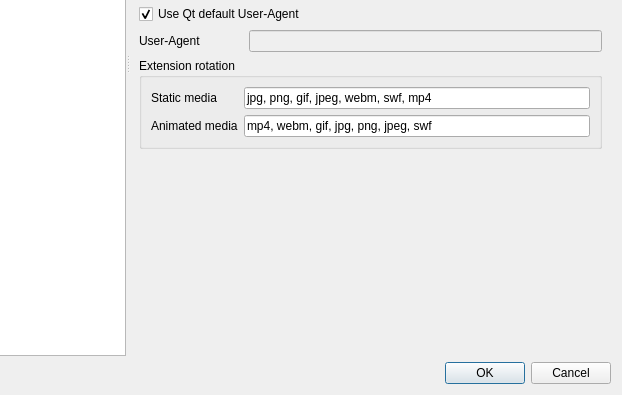
The window that src/gui/src/settings/options-window.ui (Bionus/imgbrd-grabber) describes before a commit, drawn with Qt 5; both pictures show x 129 to 751 and y 241 to 636 of the 751 by 636 pixel window.
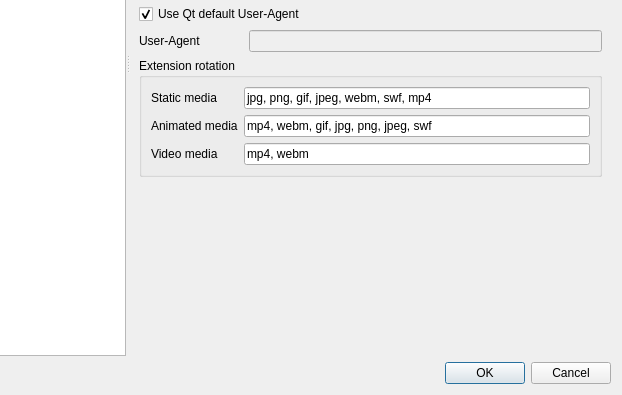
The same window after the commit. The open tabs and pages were chosen to show the change. Icons and pictures are not drawn.

Commit message: feat: add dedicator video extension rotation (#3727)

Patch:
```diff
--- a/src/gui/src/settings/options-window.ui
+++ b/src/gui/src/settings/options-window.ui
@@ -690,6 +690,20 @@
              </property>
             </widget>
            </item>
+           <item row="2" column="0">
+            <widget class="QLabel" name="labelExtensionRotatorVideo">
+             <property name="text">
+              <string>Video media</string>
+             </property>
+            </widget>
+           </item>
+           <item row="2" column="1">
+            <widget class="QLineEdit" name="lineExtensionRotatorVideo">
+             <property name="text">
+              <string>mp4, webm</string>
+             </property>
+            </widget>
+           </item>
           </layout>
          </widget>
         </item>
```
The commit also changes 3 other files.
